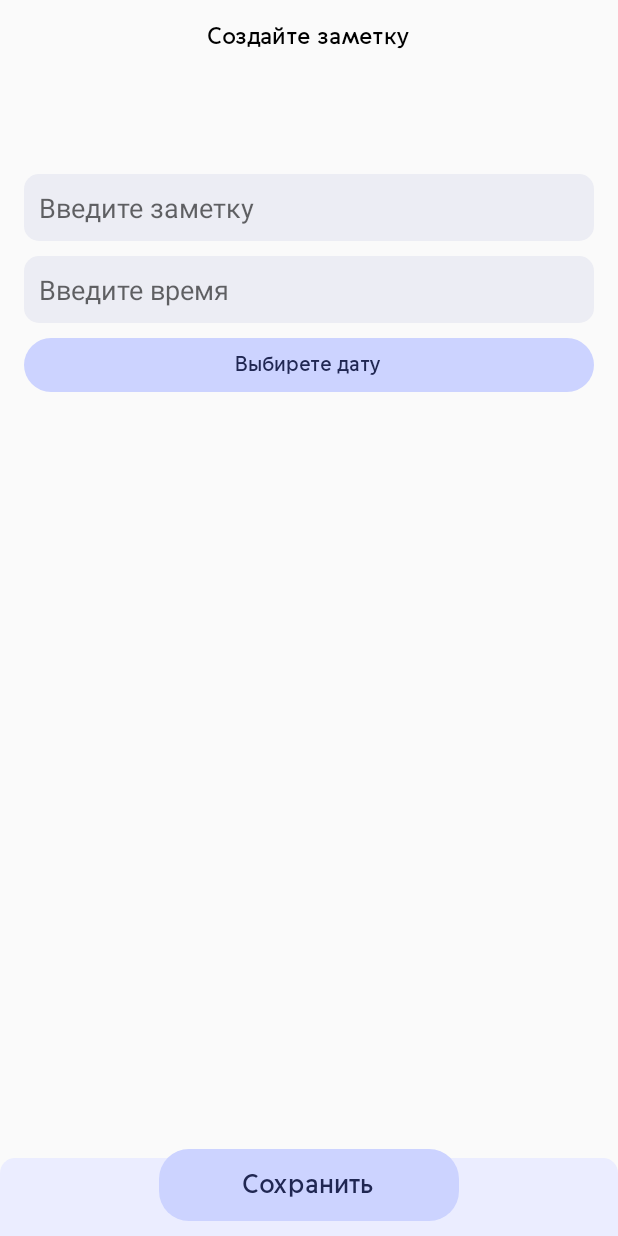
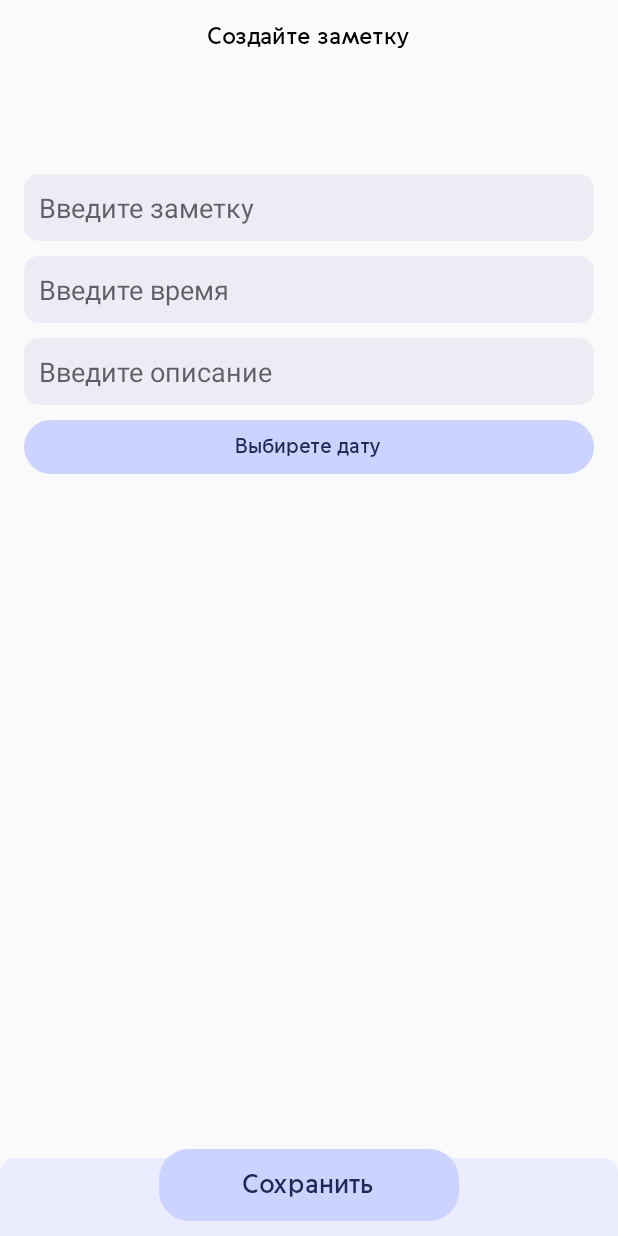
Before and after one commit to trackofficial/Memo-App, an Android app built with Jetpack Compose: the screen it shows after launch (AddNoteActivity), after a tap on an icon or button, on a phone screen of 412 x 824 dp. Run offline under Robolectric (Android 15) with nearby library versions, the phone set to English and light mode, and no system bars.

Commit message:
memo version 1.01.02.0 beta 1.Добавил описание блока 2. Добавил просмотр блоков в истории

```diff
--- a/app/src/main/AndroidManifest.xml
+++ b/app/src/main/AndroidManifest.xml
@@ -32,6 +32,9 @@
         <activity
             android:name=".EditNoteActivity"
             android:exported="false" />
+        <activity
+            android:name=".ViewNoteActivity"
+            android:exported="false" />
         <receiver android:name=".NotificationReceiver" />
     </application>
     <uses-permission android:name="android.permission.POST_NOTIFICATIONS"/>
--- a/app/src/main/java/com/example/memo_app/DatabaseHelper.kt
+++ b/app/src/main/java/com/example/memo_app/DatabaseHelper.kt
@@ -3,35 +3,37 @@ package com.example.memo_app
 import android.content.Context
 import android.database.sqlite.SQLiteDatabase
 import android.database.sqlite.SQLiteOpenHelper
-import android.util.Log
 
 class DatabaseHelper(context: Context) : SQLiteOpenHelper(context, DATABASE_NAME, null, DATABASE_VERSION) {
 
+    override fun onCreate(db: SQLiteDatabase) {
+        db.execSQL(SQL_CREATE_ENTRIES)
+    }
+
+    override fun onUpgrade(db: SQLiteDatabase, oldVersion: Int, newVersion: Int) {
+        db.execSQL(SQL_DELETE_ENTRIES)
+        onCreate(db)
+    }
+
     companion object {
-        private const val DATABASE_NAME = "notes.db"
-        private const val DATABASE_VERSION = 4
+        const val DATABASE_VERSION = 2
+        const val DATABASE_NAME = "MemoApp.db"
 
         const val TABLE_NAME = "notes"
         const val COLUMN_ID = "id"
         const val COLUMN_CONTENT = "content"
+        const val COLUMN_DESCRIPTION = "description" // Новый столбец для описания
+        const val COLUMN_DATETIME = "dateTime"
         const val COLUMN_IS_DELETED = "isDeleted"
-        const val COLUMN_DATETIME = "datetime" // Новое поле для даты и времени
-    }
 
-    override fun onCreate(db: SQLiteDatabase) {
-        val createTable = ("CREATE TABLE $TABLE_NAME ("
-                + "$COLUMN_ID INTEGER PRIMARY KEY AUTOINCREMENT, "
-                + "$COLUMN_CONTENT TEXT, "
-                + "$COLUMN_IS_DELETED INTEGER DEFAULT 0, "
-                + "$COLUMN_DATETIME TEXT)") // Добавление нового столбца
-        db.execSQL(createTable)
-        Log.d("DatabaseHelper", "Table created successfully")
-    }
+        private const val SQL_CREATE_ENTRIES =
+            "CREATE TABLE $TABLE_NAME (" +
+                    "$COLUMN_ID INTEGER PRIMARY KEY AUTOINCREMENT," +
+                    "$COLUMN_CONTENT TEXT," +
+                    "$COLUMN_DESCRIPTION TEXT," + // Создание нового столбца
+                    "$COLUMN_DATETIME TEXT," +
+                    "$COLUMN_IS_DELETED INTEGER)"
 
-    override fun onUpgrade(db: SQLiteDatabase, oldVersion: Int, newVersion: Int) {
-        if (oldVersion < 4) {
-            db.execSQL("ALTER TABLE $TABLE_NAME ADD COLUMN $COLUMN_DATETIME TEXT")
-        }
-        Log.d("DatabaseHelper", "Table upgraded successfully")
+        private const val SQL_DELETE_ENTRIES = "DROP TABLE IF EXISTS $TABLE_NAME"
     }
 }
--- a/app/src/main/res/layout/activity_add_note.xml
+++ b/app/src/main/res/layout/activity_add_note.xml
@@ -44,7 +44,18 @@
                     android:maxLength="5"
                     android:gravity="top|start"
                     android:layout_marginTop="10dp"/>
-
+            <EditText
+                android:id="@+id/editAddText"
+                android:hint="Введите описание"
+                android:inputType="text"
+                android:layout_marginLeft="16dp"
+                android:layout_marginRight="16dp"
+                android:background="@drawable/block_for_edit_text"
+                android:layout_width="match_parent"
+                android:layout_height="wrap_content"
+                android:maxLength="100"
+                android:gravity="top|start"
+                android:layout_marginTop="10dp"/>
             <FrameLayout
                 android:layout_width="match_parent"
                 android:layout_height="wrap_content"
```
Also changed, not shown: app/src/main/java/com/example/memo_app/AddNoteActivity.kt (+33 -6 lines), app/src/main/java/com/example/memo_app/EditNoteActivity.kt (+6 -1 lines), app/src/main/java/com/example/memo_app/HistoryActivity.kt (+7 -1 lines), app/src/main/java/com/example/memo_app/Note.kt (+4 -3 lines), app/src/main/java/com/example/memo_app/NoteDao.kt (+57 -48 lines), app/src/main/java/com/example/memo_app/ViewNoteActivity.kt (added, +46 -0 lines), app/src/main/res/layout/activity_edit_note.xml (+12 -0 lines), app/src/main/res/layout/activity_view_note.xml (added, +53 -0 lines).
